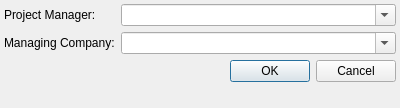
Qt form preferencesdialog.ui (kestermckinney/ProjectNotes) before a commit.
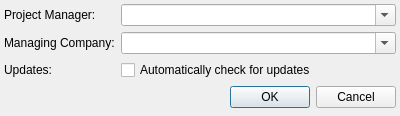
The same form after that commit. Custom widgets are drawn as their Qt base class.

Commit message: Added auto updating features, fixed invite for excluded client meetings

```diff
--- a/preferencesdialog.ui
+++ b/preferencesdialog.ui
@@ -72,7 +72,21 @@
      </property>
     </widget>
    </item>
-   <item row="2" column="0" colspan="2">
+   <item row="2" column="0">
+    <widget class="QLabel" name="labelUpdates">
+     <property name="text">
+      <string>Updates:</string>
+     </property>
+    </widget>
+   </item>
+   <item row="2" column="1">
+    <widget class="QCheckBox" name="checkBoxAutoUpdate">
+     <property name="text">
+      <string>Automatically check for updates</string>
+     </property>
+    </widget>
+   </item>
+   <item row="3" column="0" colspan="2">
     <widget class="QDialogButtonBox" name="buttonBox">
      <property name="orientation">
       <enum>Qt::Horizontal</enum>
```
The commit also changes 12 other files.
